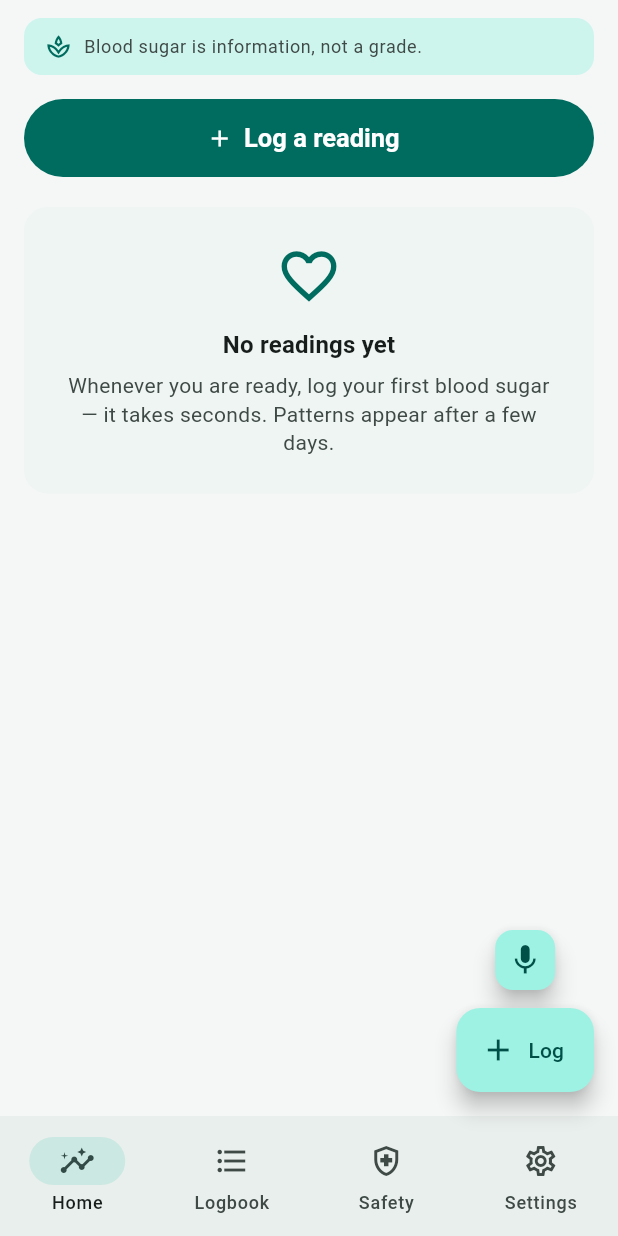
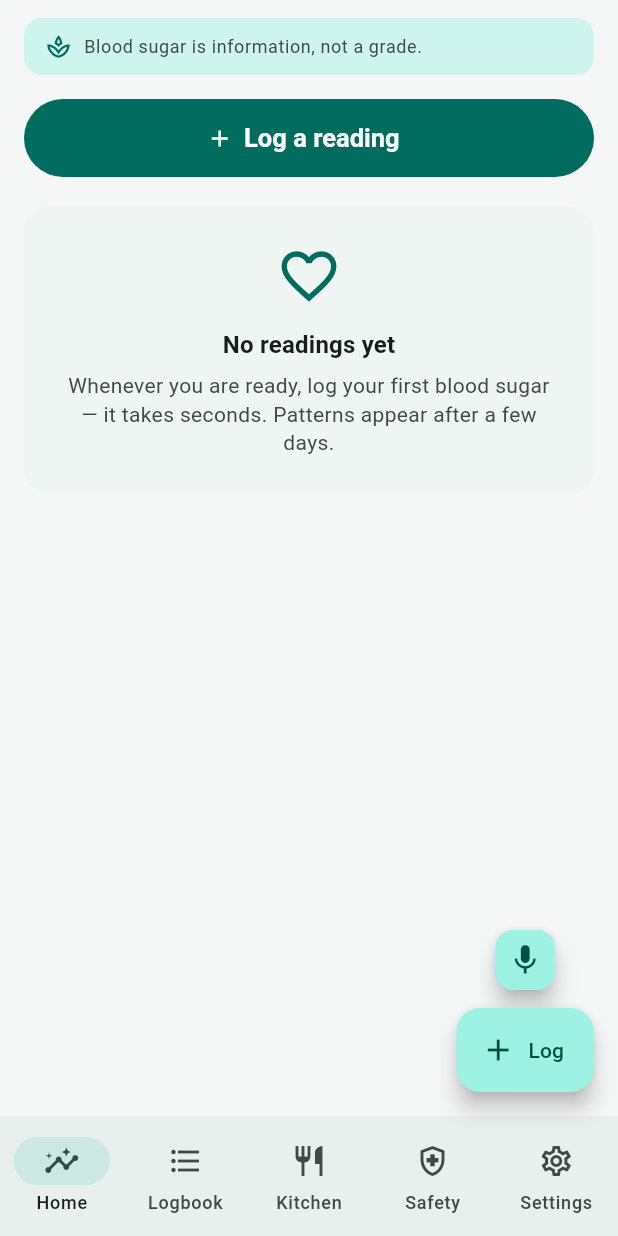
Before and after one commit to NadaHassab/diabetic-companion, a Flutter app: the HomeShell screen opened directly, on a phone screen of 412 x 824 dp. Run offline on Flutter 3.47's test engine with Material 3 defaults, Android fonts, the phone set to English and light mode, and no system bars; our stand-ins replace flutter_local_notifications, flutter_tts, pdf, printing, speech_to_text, web; missing offline and left inert: encrypt; accounts and stored records are empty.

Commit message:
fix: Add Meals Studio (مطبخ آمن) as main bottom nav tab
Meals Studio was buried inside Settings. Now it's a first-class tab
labeled 'Kitchen' in the bottom navigation bar, accessible with one tap.
Settings link updated to note the new location.

62/62 tests pass, 0 analyzer issues, web build OK

```diff
--- a/lib/ui/home_shell.dart
+++ b/lib/ui/home_shell.dart
@@ -10,6 +10,7 @@ import 'logbook/logbook_screen.dart';
 import 'safety/safety_screen.dart';
 import 'safety/protocol_screen.dart';
 import 'settings/settings_screen.dart';
+import 'studio/studio_screen.dart';
 import 'widgets/voice_input_sheet.dart';
 
 class HomeShell extends StatefulWidget {
@@ -32,6 +33,11 @@ class _HomeShellState extends State<HomeShell> {
       icon: Icon(Icons.format_list_bulleted_outlined),
       selectedIcon: Icon(Icons.format_list_bulleted),
       label: 'Logbook',
+    ),
+    NavigationDestination(
+      icon: Icon(Icons.restaurant_outlined),
+      selectedIcon: Icon(Icons.restaurant),
+      label: 'Kitchen',
     ),
     NavigationDestination(
       icon: Icon(Icons.health_and_safety_outlined),
@@ -98,6 +104,7 @@ class _HomeShellState extends State<HomeShell> {
         children: [
           DashboardScreen(onQuickAdd: _openAdd),
           const LogbookScreen(),
+          const StudioScreen(),
           const SafetyScreen(),
           const SettingsScreen(),
         ],
--- a/lib/ui/settings/settings_screen.dart
+++ b/lib/ui/settings/settings_screen.dart
@@ -197,7 +197,7 @@ class SettingsScreen extends StatelessWidget {
                     contentPadding: EdgeInsets.zero,
                     leading: const Icon(Icons.soup_kitchen_outlined),
                     title: const Text('Meals Studio · مطبخ آمن'),
-                    subtitle: const Text('Smarter versions of your favorite dishes'),
+                    subtitle: const Text('Now also in the Kitchen tab'),
                     trailing: const Icon(Icons.chevron_right),
                     onTap: () => Navigator.push(
                         context,
```
